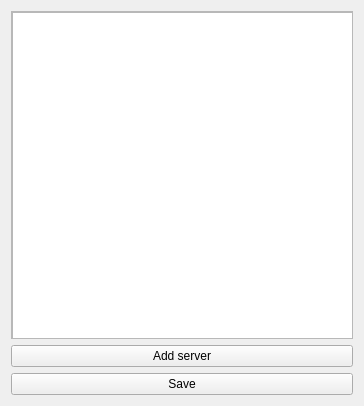
Trim/qtmoko, file src/3rdparty/applications/getcal/calsettings.ui: the form before one commit.
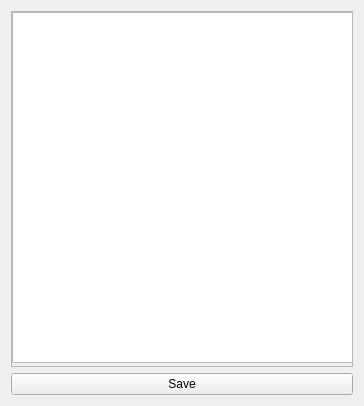
The form after the commit.

Patch:
```diff
--- a/src/3rdparty/applications/getcal/calsettings.ui
+++ b/src/3rdparty/applications/getcal/calsettings.ui
@@ -10,6 +10,12 @@
     <height>406</height>
    </rect>
   </property>
+  <property name="sizePolicy">
+   <sizepolicy hsizetype="Maximum" vsizetype="Maximum">
+    <horstretch>0</horstretch>
+    <verstretch>0</verstretch>
+   </sizepolicy>
+  </property>
   <property name="windowTitle">
    <string>GetCalendar</string>
   </property>
@@ -36,7 +42,7 @@
           <x>0</x>
           <y>0</y>
           <width>338</width>
-          <height>310</height>
+          <height>345</height>
          </rect>
         </property>
         <widget class="QListWidget" name="serverList">
@@ -49,7 +55,7 @@
           </rect>
          </property>
          <property name="sizePolicy">
-          <sizepolicy hsizetype="Preferred" vsizetype="Preferred">
+          <sizepolicy hsizetype="Maximum" vsizetype="Maximum">
            <horstretch>0</horstretch>
            <verstretch>0</verstretch>
           </sizepolicy>
@@ -71,14 +77,7 @@
       </widget>
      </item>
      <item>
-      <widget class="QPushButton" name="addServerButton">
-       <property name="text">
-        <string>Add server</string>
-       </property>
-      </widget>
-     </item>
-     <item>
-      <widget class="QPushButton" name="saveServersButton">
+      <widget class="QPushButton" name="saveConfigButton">
        <property name="text">
         <string>Save</string>
        </property>
```
Left out of the diff: 3 changed lines with no effect on the pictures.
